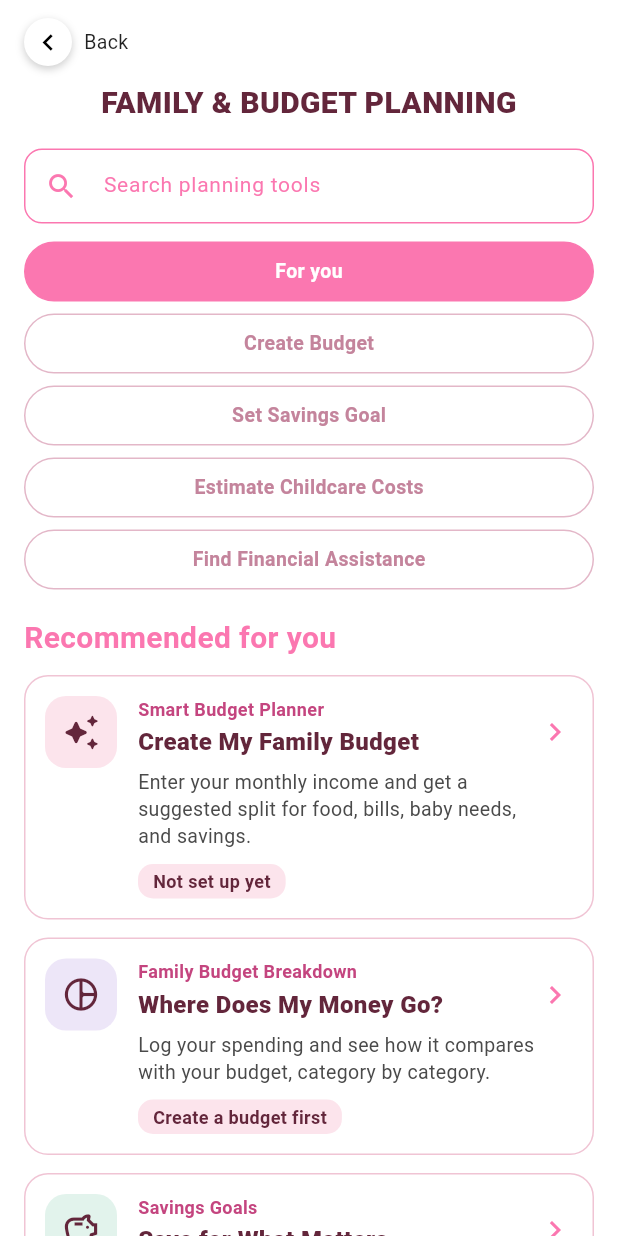
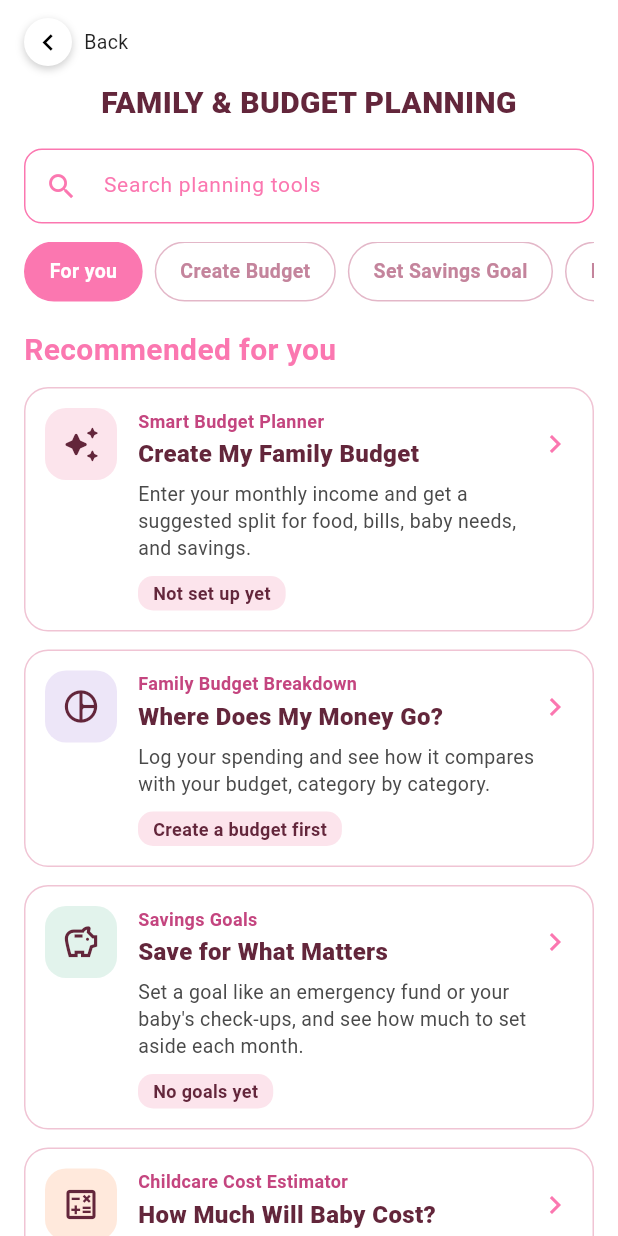
Before and after one commit to patwickssss/byteme_amuma, a Flutter app: the PlanningScreen screen opened directly, on a phone screen of 412 x 824 dp. Run offline on Flutter 3.47's test engine with Material 3 defaults, Android fonts, the phone set to English and light mode, and no system bars; our stand-ins replace shared_preferences; accounts and stored records are empty.

Commit message:
Amuma Feature position fixed. Planning navigation size fixed.

```diff
--- a/lib/screens/planning_screen.dart
+++ b/lib/screens/planning_screen.dart
@@ -134,10 +134,15 @@ class _PlanningScreenState extends State<PlanningScreen> {
         children: [
           _searchField(),
           const SizedBox(height: 12),
-          Wrap(
-            spacing: 8,
-            runSpacing: 8,
-            children: [for (final c in PlanningData.chips) _chipButton(c)],
+          SizedBox(
+            height: 40,
+            child: ListView.separated(
+              scrollDirection: Axis.horizontal,
+              itemCount: PlanningData.chips.length,
+              separatorBuilder: (_, __) => const SizedBox(width: 8),
+              itemBuilder: (context, index) =>
+                  _chipButton(PlanningData.chips[index]),
+            ),
           ),
           const SizedBox(height: 18),
           Text(
@@ -216,8 +221,7 @@ class _PlanningScreenState extends State<PlanningScreen> {
       child: GestureDetector(
         onTap: () => setState(() => _chip = label),
         child: Container(
-          constraints: const BoxConstraints(minHeight: 40),
-          padding: const EdgeInsets.symmetric(horizontal: 16, vertical: 8),
+          padding: const EdgeInsets.symmetric(horizontal: 16),
           alignment: Alignment.center,
           decoration: BoxDecoration(
             color: active ? AppColors.pink : Colors.white,
```
Also changed, not shown: lib/services/nav_controller.dart (+63 -12 lines).
